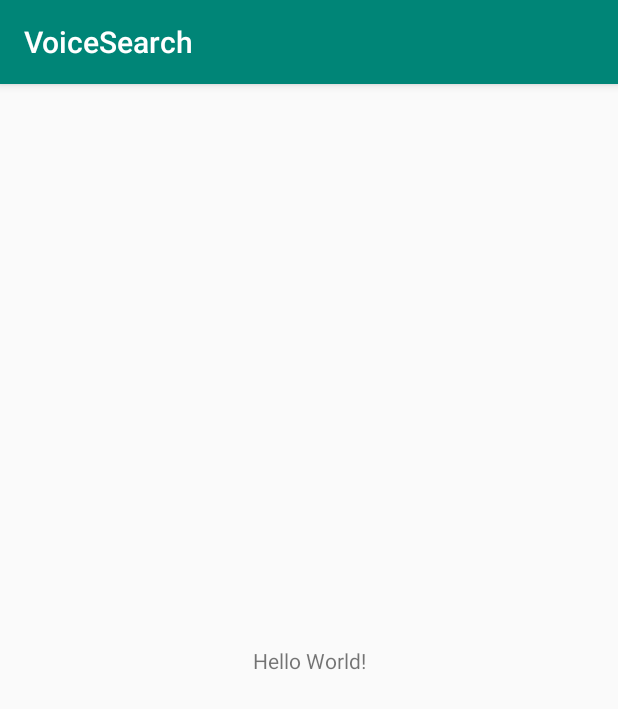
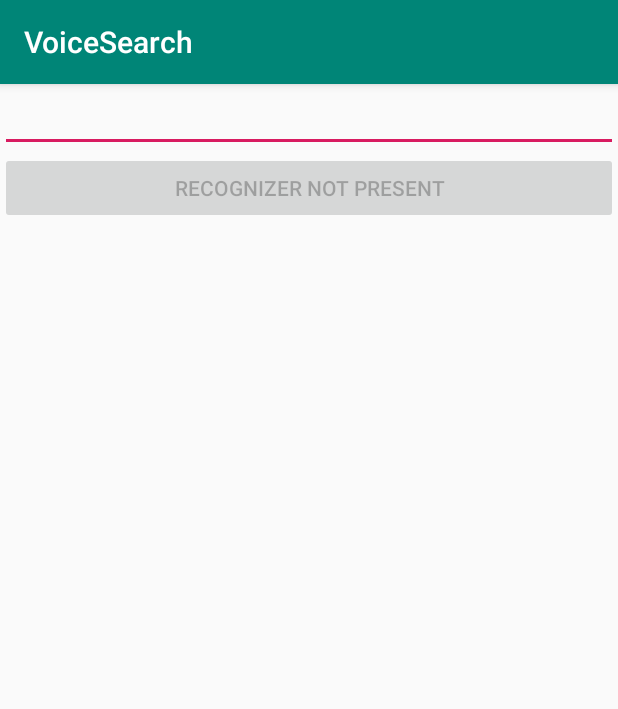
Before and after one commit to sirmaridvan/VoiceSearch, an Android app: the screen it shows after launch (MainActivity), on a phone screen of 412 x 824 dp. Shown: the top 709 px of the screen. Run offline under Robolectric (Android 15) with nearby library versions, the phone set to English and light mode, and no system bars.

```diff
--- a/app/src/main/java/com/example/voicesearch/MainActivity.java
+++ b/app/src/main/java/com/example/voicesearch/MainActivity.java
@@ -1,13 +1,89 @@
 package com.example.voicesearch;
 
+import android.content.Intent;
+import android.content.pm.PackageManager;
+import android.content.pm.ResolveInfo;
+import android.net.Uri;
+import android.speech.RecognizerIntent;
 import android.support.v7.app.AppCompatActivity;
 import android.os.Bundle;
+import android.text.Editable;
+import android.text.TextWatcher;
+import android.util.Log;
+import android.view.View;
+import android.widget.Button;
+import android.widget.EditText;
+import android.widget.TextView;
+
+import java.io.UnsupportedEncodingException;
+import java.net.URLEncoder;
+import java.util.ArrayList;
+import java.util.List;
 
 public class MainActivity extends AppCompatActivity {
+    private static final int REQUEST_CODE = 1234;
+    EditText editTextSearchBar;
+    Button buttonSpeak;
 
     @Override
     protected void onCreate(Bundle savedInstanceState) {
         super.onCreate(savedInstanceState);
         setContentView(R.layout.activity_main);
+
+        setUI();
+
+        checkRecognizer();
+    }
+
+    private void setUI() {
+        buttonSpeak = findViewById(R.id.speak_button);
+        editTextSearchBar = this.findViewById(R.id.search_bar_edit_text);
+    }
+
+    private void checkRecognizer() {
+        PackageManager pm = getPackageManager();
+        List<ResolveInfo> activities = pm.queryIntentActivities(new Intent(RecognizerIntent.ACTION_RECOGNIZE_SPEECH), 0);
+        if (activities.size() == 0) {
+            buttonSpeak.setEnabled(false);
+            buttonSpeak.setText("Recognizer not present");
+        }
+    }
+
+    public void speakButtonClicked(View v) {
+        startVoiceRecognitionActivity();
+    }
+
+    private void startVoiceRecognitionActivity() {
+        Intent intent = new Intent(RecognizerIntent.ACTION_RECOGNIZE_SPEECH);
+        intent.putExtra(RecognizerIntent.EXTRA_LANGUAGE_MODEL, RecognizerIntent.LANGUAGE_MODEL_FREE_FORM);
+        intent.putExtra(RecognizerIntent.EXTRA_PROMPT, "Voice searching...");
+        startActivityForResult(intent, REQUEST_CODE);
+    }
+
+    @Override
+    protected void onActivityResult(int requestCode, int resultCode, Intent data) {
+        if (requestCode == REQUEST_CODE && resultCode == RESULT_OK) {
+            final ArrayList<String> matches = data.getStringArrayListExtra(RecognizerIntent.EXTRA_RESULTS);
+            if (!matches.isEmpty()) {
+                String query = matches.get(0);
+                editTextSearchBar.setText(query);
+                String escapedQuery = null;
+                try {
+                    escapedQuery = URLEncoder.encode(query, "UTF-8");
+                } catch (UnsupportedEncodingException e) {
+                    Log.e("MainActivity: ", e.getMessage());
+                }
+                if (escapedQuery != null) {
+                    callBrowserIntent(escapedQuery);
+                }
+            }
+        }
+        super.onActivityResult(requestCode, resultCode, data);
+    }
+
+    private void callBrowserIntent(String query) {
+        Uri uri = Uri.parse("http://www.google.com/#q=" + query);
+        Intent intent = new Intent(Intent.ACTION_VIEW, uri);
+        startActivity(intent);
     }
 }
--- a/app/src/main/res/layout/activity_main.xml
+++ b/app/src/main/res/layout/activity_main.xml
@@ -1,18 +1,22 @@
 <?xml version="1.0" encoding="utf-8"?>
-<android.support.constraint.ConstraintLayout xmlns:android="http://schemas.android.com/apk/res/android"
-    xmlns:app="http://schemas.android.com/apk/res-auto"
-    xmlns:tools="http://schemas.android.com/tools"
+<LinearLayout xmlns:android="http://schemas.android.com/apk/res/android"
+
     android:layout_width="match_parent"
     android:layout_height="match_parent"
-    tools:context=".MainActivity">
+    android:orientation="vertical" >
 
-    <TextView
-        android:layout_width="wrap_content"
+    <EditText
+        android:id="@+id/search_bar_edit_text"
+        android:layout_width="match_parent"
         android:layout_height="wrap_content"
-        android:text="Hello World!"
-        app:layout_constraintBottom_toBottomOf="parent"
-        app:layout_constraintLeft_toLeftOf="parent"
-        app:layout_constraintRight_toRightOf="parent"
-        app:layout_constraintTop_toTopOf="parent" />
+        android:ems="10" >
+        <requestFocus />
+    </EditText>
 
-</android.support.constraint.ConstraintLayout>
+    <Button android:id="@+id/speak_button"
+        android:layout_width="fill_parent"
+        android:onClick="speakButtonClicked"
+        android:layout_height="wrap_content"
+        android:text="@string/id_speak" />
+
+</LinearLayout>
--- a/app/src/main/res/values/strings.xml
+++ b/app/src/main/res/values/strings.xml
@@ -1,3 +1,4 @@
 <resources>
     <string name="app_name">VoiceSearch</string>
+    <string name="id_speak">Speak</string>
 </resources>
```
Also changed, not shown: 2 other files.
